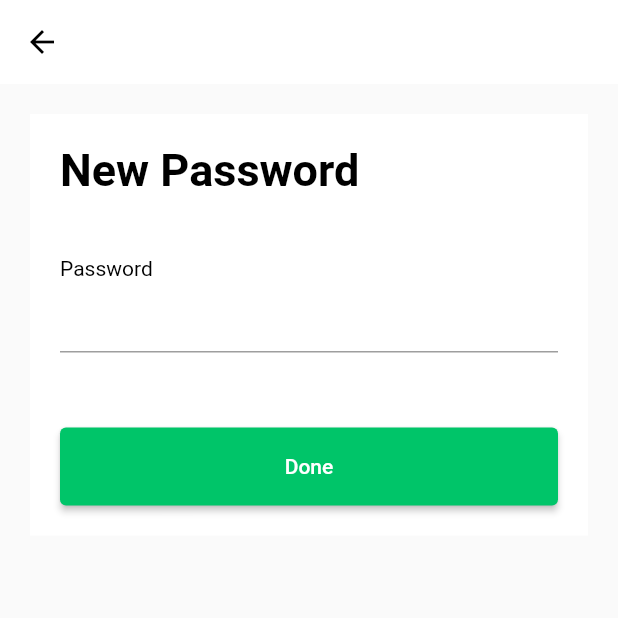
After one commit to EbtisamAshraf/ecommerceapp, a Flutter app: the NewPassword screen opened directly, on a phone screen of 412 x 824 dp, the top half of it. The commit adds this screen. Run offline on Flutter 3.47's test engine with Material 2 defaults, Android fonts, the phone set to English and light mode, and no system bars; our stand-ins replace animated_splash_screen, firebase_auth, firebase_core, flutter_svg, google_fonts, google_sign_in and 1 more; accounts and stored records are empty.

Commit message:
new password

```diff
--- /dev/null
+++ b/lib/ui/screens/auth/new_password.dart
@@ -0,0 +1,100 @@
+import 'package:ecommerceapp/controller/api.dart';
+import 'package:ecommerceapp/ui/screens/auth/login.dart';
+import 'package:ecommerceapp/ui/widgets/custom_button.dart';
+import 'package:ecommerceapp/ui/widgets/custom_text.dart';
+import 'package:ecommerceapp/ui/widgets/custom_text_form_field.dart';
+import 'package:flutter/material.dart';
+
+import '../../../constant.dart';
+
+class NewPassword extends StatelessWidget {
+  var passwordController = TextEditingController();
+  final GlobalKey<FormState> formKey = GlobalKey<FormState>();
+
+  var email;
+  var code;
+
+  NewPassword({this.email, this.code});
+
+  @override
+  Widget build(BuildContext context) {
+    return Scaffold(
+      appBar: AppBar(
+        backgroundColor: white,
+        elevation: 0.0,
+        leading: IconButton(
+          onPressed: () {
+            Navigator.pop(context);
+          },
+          icon: const Icon(
+            Icons.arrow_back,
+            color: black,
+          ),
+        ),
+      ),
+      body: SingleChildScrollView(
+        child: Padding(
+          padding: const EdgeInsets.all(20.0),
+          child: Column(
+            children: [
+              Container(
+                  color: Colors.white,
+                  child: Padding(
+                    padding: const EdgeInsets.all(20.0),
+                    child: Form(
+                      key: formKey,
+                      child: Column(
+                        mainAxisAlignment: MainAxisAlignment.center,
+                        crossAxisAlignment: CrossAxisAlignment.start,
+                        mainAxisSize: MainAxisSize.min,
+                        children: [
+                          title('New Password '),
+                          const SizedBox(
+                            height: 40,
+                          ),
+                          subTitle('Password'),
+                          defaultTextFormField(
+                            controller: passwordController,
+                            keyboardType: TextInputType.visiblePassword,
+                            obscure: true,
+                            onSaved: (value) => passwordController.text = value,
+                            validator: (value) {
+                              if (value.isEmpty || value.length < 5) {
+                                return 'please enter correct PassWord';
+                              } else {
+                                return null;
+                              }
+                            },
+                          ),
+                          const SizedBox(
+                            height: 50,
+                          ),
+                          Center(
+                              child: SizedBox(
+                                  width: double.infinity,
+                                  child: defaultButton('Done', fun: () {
+                                    formKey.currentState!.save();
+                                    if (formKey.currentState!.validate()) {
+                                      resetPassword(
+                                          email: email,
+                                          code: code,
+                                          password: passwordController.text)
+                                          .then((value) {
+                                        ScaffoldMessenger.of(context)
+                                            .showSnackBar(
+                                            SnackBar(content: Text(value)));
+                                      });
+                                      Navigator.push(context, MaterialPageRoute(builder: (context) => LogIn()));
+                                    }
+                                  }))),
+                        ],
+                      ),
+                    ),
+                  )),
+            ],
+          ),
+        ),
+      ),
+    );
+  }
+}
--- a/pubspec.yaml
+++ b/pubspec.yaml
@@ -40,6 +40,7 @@ dependencies:
   google_sign_in: ^5.2.1
   firebase_auth: ^3.2.0
   firebase_core: ^1.10.0
+  http: ^0.13.4
 
 
 dev_dependencies:
```
Also changed, not shown: lib/controller/api.dart (added, +73 -0 lines), lib/ui/screens/auth/login.dart (+7 -2 lines), lib/ui/screens/auth/reset_password.dart (+74 -23 lines), lib/ui/screens/auth/signup.dart (+28 -3 lines), pubspec.lock.
